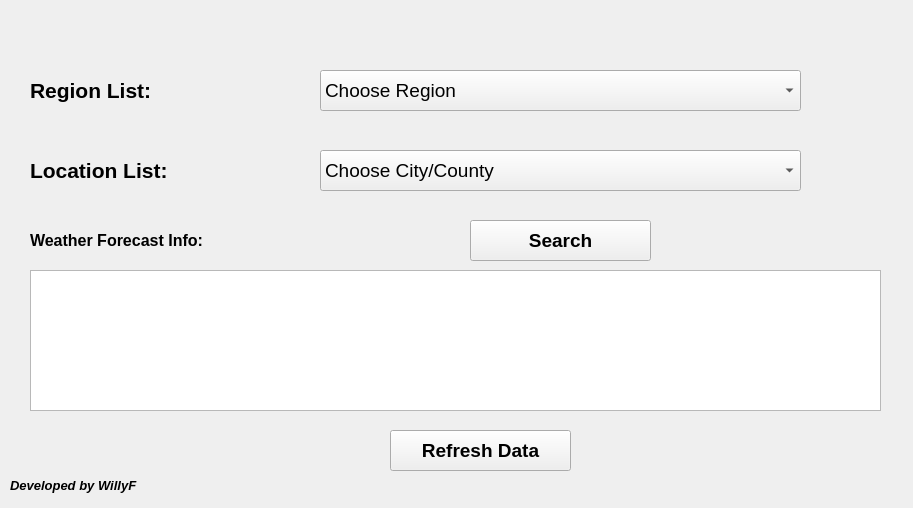
Above: TW_Weather_FCST_UI_V01.ui from LeBronWilly/TW_Weather_FCST before the change. Below: the same form after it.
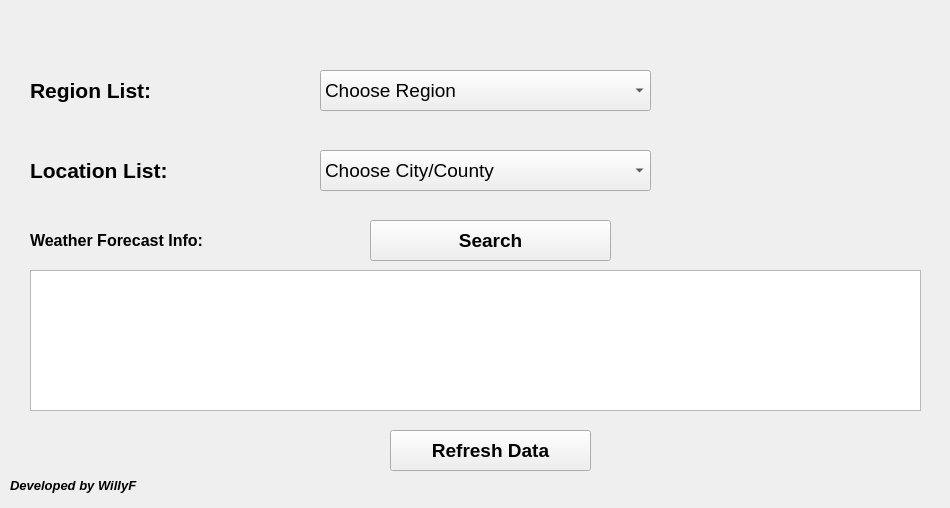
That is the form after the change.

Patch:
```diff
--- a/TW_Weather_FCST_UI_V01.ui
+++ b/TW_Weather_FCST_UI_V01.ui
@@ -6,7 +6,7 @@
    <rect>
     <x>0</x>
     <y>0</y>
-    <width>913</width>
+    <width>950</width>
     <height>508</height>
    </rect>
   </property>
@@ -21,7 +21,7 @@
     <rect>
      <x>390</x>
      <y>430</y>
-     <width>181</width>
+     <width>201</width>
      <height>41</height>
     </rect>
    </property>
@@ -115,7 +115,7 @@
     <rect>
      <x>320</x>
      <y>150</y>
-     <width>481</width>
+     <width>331</width>
      <height>41</height>
     </rect>
    </property>
@@ -163,7 +163,7 @@
     <rect>
      <x>320</x>
      <y>70</y>
-     <width>481</width>
+     <width>331</width>
      <height>41</height>
     </rect>
    </property>
@@ -187,7 +187,7 @@
     <rect>
      <x>30</x>
      <y>270</y>
-     <width>851</width>
+     <width>891</width>
      <height>141</height>
     </rect>
    </property>
@@ -234,9 +234,9 @@
    </property>
    <property name="geometry">
     <rect>
-     <x>470</x>
+     <x>370</x>
      <y>220</y>
-     <width>181</width>
+     <width>241</width>
      <height>41</height>
     </rect>
    </property>
@@ -279,7 +279,7 @@
   <widget class="QLabel" name="Update_Time_Label">
    <property name="geometry">
     <rect>
-     <x>470</x>
+     <x>510</x>
      <y>10</y>
      <width>411</width>
      <height>31</height>
```
